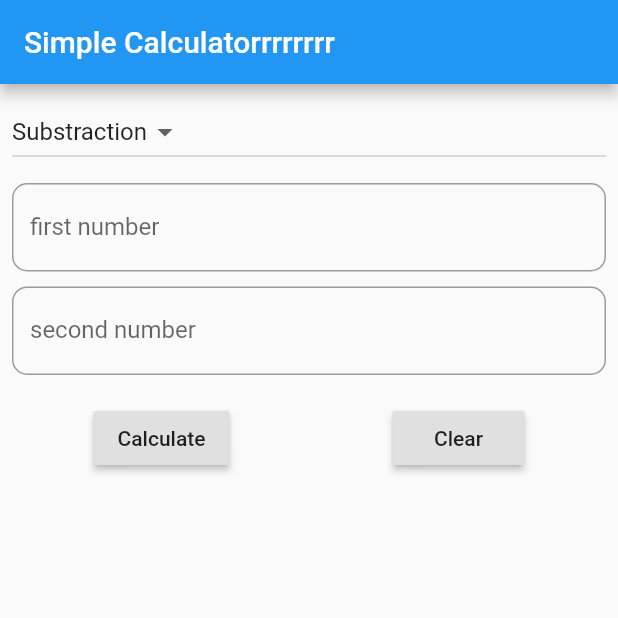
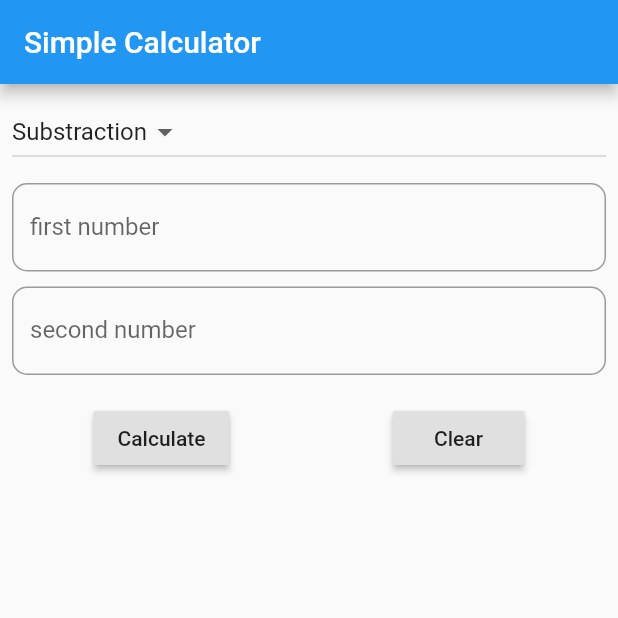
Before and after one commit to riyaranjit/brp-Calculator, a Flutter app: the screen it shows after launch, on a phone screen of 412 x 824 dp, the top half of it. Run offline on Flutter 3.47's test engine with Material 2 defaults, Android fonts, the phone set to English and light mode, and no system bars.

Commit message:
title text replaced

```diff
--- a/lib/main.dart
+++ b/lib/main.dart
@@ -25,7 +25,7 @@ class _CalculatorState extends State<Calculator> {
   Widget build(BuildContext context) {
     return Scaffold(
         appBar: AppBar(
-          title: const Text('Simple Calculatorrrrrrrr'),
+          title: const Text('Simple Calculator'),
         ),
         body: Padding(
           padding: const EdgeInsets.all(8.0),
```
